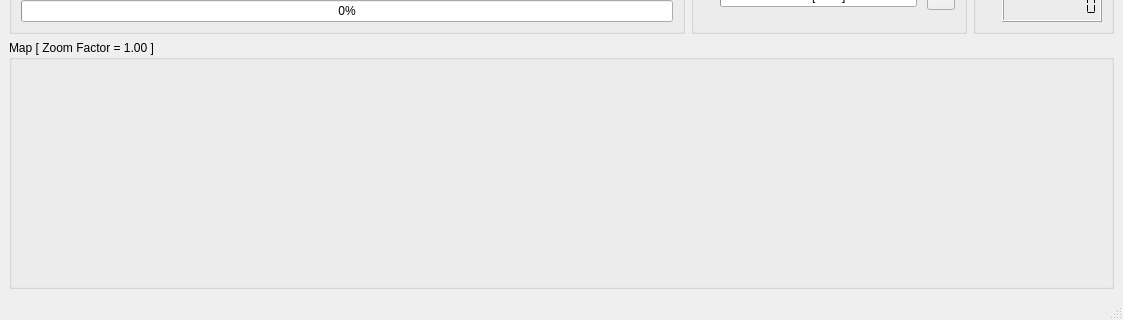
First picture: the form in res/ui/mainwindow.ui, repository LazyT/rrcc, before the edit; both pictures show x 0 to 1123 and y 213 to 533 of the 1123 by 533 pixel window.
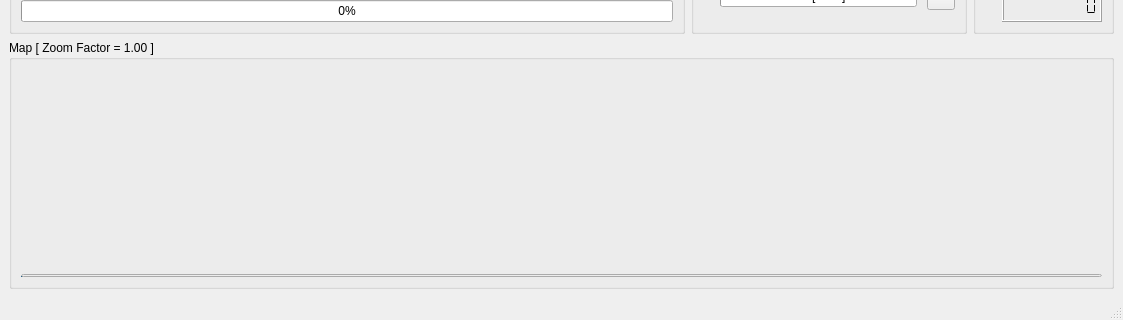
Second picture: the form after the edit. Icons and pictures are not drawn.

Commit message: add map refresh indicator

What changed in the file:
```diff
--- a/res/ui/mainwindow.ui
+++ b/res/ui/mainwindow.ui
@@ -699,6 +699,22 @@
          </property>
         </widget>
        </item>
+       <item>
+        <widget class="QProgressBar" name="progressBar_MapRefresh">
+         <property name="maximumSize">
+          <size>
+           <width>16777215</width>
+           <height>3</height>
+          </size>
+         </property>
+         <property name="value">
+          <number>0</number>
+         </property>
+         <property name="textVisible">
+          <bool>false</bool>
+         </property>
+        </widget>
+       </item>
       </layout>
      </widget>
     </item>
```
The commit also changes 1 other file.
